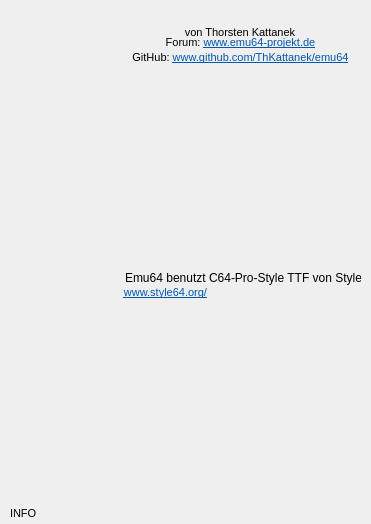
This is src/info_window.ui in ThKattanek/emu64 as Qt 5 draws it before an edit. The edited form follows.
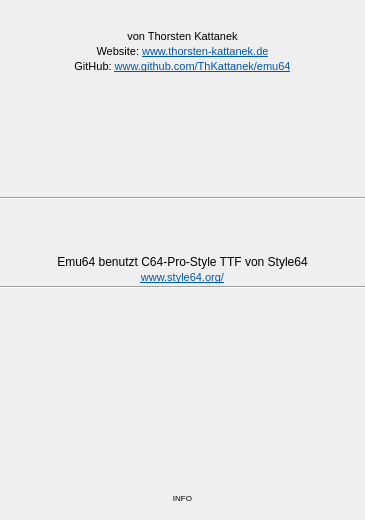
This is the edited form. Icons and pictures are not drawn.

```diff
--- a/src/info_window.ui
+++ b/src/info_window.ui
@@ -6,57 +6,49 @@
    <rect>
     <x>0</x>
     <y>0</y>
-    <width>371</width>
-    <height>524</height>
+    <width>365</width>
+    <height>520</height>
    </rect>
   </property>
   <property name="windowTitle">
    <string>Emu64 Information</string>
   </property>
-  <widget class="QWidget" name="widget_2" native="true">
-   <property name="geometry">
-    <rect>
-     <x>5</x>
-     <y>305</y>
-     <width>361</width>
-     <height>200</height>
-    </rect>
+  <layout class="QHBoxLayout" name="horizontalLayout_6">
+   <property name="spacing">
+    <number>2</number>
    </property>
-   <property name="styleSheet">
-    <string notr="true">border-image: url(:/grafik/qt_sdl_ffmpeg_logo_300x200.png);</string>
+   <property name="leftMargin">
+    <number>0</number>
    </property>
-  </widget>
-  <widget class="QLabel" name="moreinfosOut">
-   <property name="geometry">
-    <rect>
-     <x>10</x>
-     <y>505</y>
-     <width>351</width>
-     <height>17</height>
-    </rect>
+   <property name="topMargin">
+    <number>0</number>
    </property>
-   <property name="font">
-    <font>
-     <pointsize>8</pointsize>
-    </font>
+   <property name="rightMargin">
+    <number>0</number>
    </property>
-   <property name="text">
-    <string>INFO</string>
+   <property name="bottomMargin">
+    <number>0</number>
    </property>
-  </widget>
+   <item>
+    <layout class="QVBoxLayout" name="verticalLayout">
+     <property name="spacing">
+      <number>2</number>
+     </property>
+     <item>
+      <layout class="QHBoxLayout" name="horizontalLayout">
+       <property name="spacing">
+        <number>2</number>
+       </property>
+       <item>
+        <layout class="QVBoxLayout" name="verticalLayout_2">
+         <property name="spacing">
+          <number>2</number>
+         </property>
+         <item>
   <widget class="QLabel" name="Emu64Version">
-   <property name="geometry">
-    <rect>
-     <x>130</x>
-     <y>4</y>
-     <width>221</width>
-     <height>25</height>
-    </rect>
-   </property>
    <property name="font">
     <font>
-     <pointsize>10</pointsize>
-     <weight>75</weight>
+             <pointsize>18</pointsize>
      <bold>true</bold>
     </font>
    </property>
@@ -70,15 +62,9 @@
     <set>Qt::AlignCenter</set>
    </property>
   </widget>
+         </item>
+         <item>
   <widget class="QLabel" name="label_2">
-   <property name="geometry">
-    <rect>
-     <x>132</x>
-     <y>24</y>
-     <width>216</width>
-     <height>16</height>
-    </rect>
-   </property>
    <property name="font">
     <font>
      <pointsize>8</pointsize>
@@ -97,22 +83,34 @@
     <set>Qt::LinksAccessibleByMouse</set>
    </property>
   </widget>
+         </item>
+         <item>
   <widget class="QLabel" name="label_3">
-   <property name="geometry">
-    <rect>
-     <x>130</x>
-     <y>35</y>
-     <width>221</width>
-     <height>16</height>
-    </rect>
-   </property>
+           <property name="font">
+            <font>
+             <pointsize>8</pointsize>
+            </font>
+           </property>
+           <property name="text">
+            <string>&lt;html&gt;&lt;head/&gt;&lt;body&gt;&lt;p&gt;Website: &lt;a href=&quot;https://www.thorsten-kattanek.de&quot;&gt;&lt;span style=&quot; text-decoration: underline; color:#0057ae;&quot;&gt;www.thorsten-kattanek.de&lt;/span&gt;&lt;/a&gt;&lt;/p&gt;&lt;/body&gt;&lt;/html&gt;</string>
+           </property>
+           <property name="alignment">
+            <set>Qt::AlignCenter</set>
+           </property>
+           <property name="openExternalLinks">
+            <bool>true</bool>
+           </property>
+          </widget>
+         </item>
+         <item>
+          <widget class="QLabel" name="label_6">
    <property name="font">
     <font>
      <pointsize>8</pointsize>
     </font>
    </property>
    <property name="text">
-    <string>&lt;html&gt;&lt;head/&gt;&lt;body&gt;&lt;p&gt;Forum: &lt;a href=&quot;http://www.emu64-projekt.de&quot;&gt;&lt;span style=&quot; text-decoration: underline; color:#0057ae;&quot;&gt;www.emu64-projekt.de&lt;/span&gt;&lt;/a&gt;&lt;/p&gt;&lt;/body&gt;&lt;/html&gt;</string>
+            <string>&lt;html&gt;&lt;head/&gt;&lt;body&gt;&lt;p&gt;GitHub: &lt;a href=&quot;https://github.com/ThKattanek/emu64&quot;&gt;&lt;span style=&quot; text-decoration: underline; color:#0057ae;&quot;&gt;www.github.com/ThKattanek/emu64&lt;/span&gt;&lt;/a&gt;&lt;/p&gt;&lt;/body&gt;&lt;/html&gt;</string>
    </property>
    <property name="alignment">
     <set>Qt::AlignCenter</set>
@@ -121,85 +119,102 @@
     <bool>true</bool>
    </property>
   </widget>
+         </item>
+         <item>
+          <layout class="QHBoxLayout" name="horizontalLayout_3">
+           <property name="spacing">
+            <number>2</number>
+           </property>
+           <item>
   <widget class="QWidget" name="widget_3" native="true">
-   <property name="geometry">
-    <rect>
-     <x>10</x>
-     <y>10</y>
+             <property name="minimumSize">
+              <size>
      <width>120</width>
      <height>120</height>
-    </rect>
+              </size>
+             </property>
+             <property name="maximumSize">
+              <size>
+               <width>120</width>
+               <height>120</height>
+              </size>
    </property>
    <property name="styleSheet">
     <string notr="true">border-image: url(:/grafik/emu64_logo_120_120.png);</string>
    </property>
   </widget>
+           </item>
+          </layout>
+         </item>
+        </layout>
+       </item>
+      </layout>
+     </item>
+     <item>
+      <widget class="Line" name="line">
+       <property name="orientation">
+        <enum>Qt::Horizontal</enum>
+       </property>
+      </widget>
+     </item>
+     <item>
+      <layout class="QHBoxLayout" name="horizontalLayout_2">
+       <property name="spacing">
+        <number>2</number>
+       </property>
+       <item>
+        <layout class="QVBoxLayout" name="verticalLayout_3">
+         <property name="spacing">
+          <number>2</number>
+         </property>
+         <item>
+          <layout class="QHBoxLayout" name="horizontalLayout_7">
+           <item>
   <widget class="QWidget" name="widget_4" native="true">
-   <property name="geometry">
-    <rect>
-     <x>7</x>
-     <y>249</y>
+             <property name="sizePolicy">
+              <sizepolicy hsizetype="Preferred" vsizetype="Preferred">
+               <horstretch>0</horstretch>
+               <verstretch>0</verstretch>
+              </sizepolicy>
+             </property>
+             <property name="minimumSize">
+              <size>
      <width>108</width>
      <height>51</height>
-    </rect>
+              </size>
+             </property>
+             <property name="maximumSize">
+              <size>
+               <width>108</width>
+               <height>51</height>
+              </size>
    </property>
    <property name="styleSheet">
     <string notr="true">border-image: url(:/grafik/style64.png);</string>
    </property>
   </widget>
-  <widget class="QLabel" name="label_4">
-   <property name="geometry">
-    <rect>
-     <x>120</x>
-     <y>285</y>
-     <width>91</width>
-     <height>16</height>
-    </rect>
-   </property>
-   <property name="font">
-    <font>
-     <pointsize>8</pointsize>
-    </font>
-   </property>
-   <property name="text">
-    <string>&lt;html&gt;&lt;head/&gt;&lt;body&gt;&lt;p&gt;&lt;a href=&quot;http://www.style64.org/&quot;&gt;&lt;span style=&quot; text-decoration: underline; color:#0057ae;&quot;&gt;www.style64.org/&lt;/span&gt;&lt;/a&gt;&lt;/p&gt;&lt;/body&gt;&lt;/html&gt;</string>
-   </property>
-   <property name="alignment">
-    <set>Qt::AlignCenter</set>
-   </property>
-   <property name="openExternalLinks">
-    <bool>true</bool>
-   </property>
-  </widget>
+           </item>
+          </layout>
+         </item>
+         <item>
   <widget class="QLabel" name="label_5">
-   <property name="geometry">
-    <rect>
-     <x>125</x>
-     <y>270</y>
-     <width>236</width>
-     <height>16</height>
-    </rect>
-   </property>
    <property name="text">
     <string>Emu64 benutzt C64-Pro-Style TTF von Style64</string>
    </property>
-  </widget>
-  <widget class="QLabel" name="label_6">
-   <property name="geometry">
-    <rect>
-     <x>130</x>
-     <y>50</y>
-     <width>221</width>
-     <height>16</height>
-    </rect>
-   </property>
+           <property name="alignment">
+            <set>Qt::AlignCenter</set>
+           </property>
+          </widget>
+         </item>
+         <item>
+          <widget class="QLabel" name="label_4">
    <property name="font">
     <font>
      <pointsize>8</pointsize>
     </font>
    </property>
    <property name="text">
-    <string>&lt;html&gt;&lt;head/&gt;&lt;body&gt;&lt;p&gt;GitHub: &lt;a href=&quot;https://github.com/ThKattanek/emu64&quot;&gt;&lt;span style=&quot; text-decoration: underline; color:#0057ae;&quot;&gt;www.github.com/ThKattanek/emu64&lt;/span&gt;&lt;/a&gt;&lt;/p&gt;&lt;/body&gt;&lt;/html&gt;</string>
+            <string>&lt;html&gt;&lt;head/&gt;&lt;body&gt;&lt;p&gt;&lt;a href=&quot;http://www.style64.org/&quot;&gt;&lt;span style=&quot; text-decoration: underline; color:#0057ae;&quot;&gt;www.style64.org/&lt;/span&gt;&lt;/a&gt;&lt;/p&gt;&lt;/body&gt;&lt;/html&gt;</string>
    </property>
    <property name="alignment">
     <set>Qt::AlignCenter</set>
@@ -208,22 +223,79 @@
     <bool>true</bool>
    </property>
   </widget>
-  <widget class="QWidget" name="widget" native="true">
-   <property name="geometry">
-    <rect>
-     <x>140</x>
-     <y>70</y>
-     <width>198</width>
-     <height>190</height>
-    </rect>
-   </property>
-   <property name="autoFillBackground">
-    <bool>false</bool>
+         </item>
+        </layout>
+       </item>
+      </layout>
+     </item>
+     <item>
+      <widget class="Line" name="line_2">
+       <property name="orientation">
+        <enum>Qt::Horizontal</enum>
+       </property>
+      </widget>
+     </item>
+     <item>
+      <layout class="QHBoxLayout" name="horizontalLayout_4">
+       <property name="spacing">
+        <number>2</number>
+       </property>
+       <item>
+        <widget class="QWidget" name="widget_2" native="true">
+         <property name="minimumSize">
+          <size>
+           <width>361</width>
+           <height>200</height>
+          </size>
+         </property>
+         <property name="maximumSize">
+          <size>
+           <width>361</width>
+           <height>200</height>
+          </size>
    </property>
    <property name="styleSheet">
-    <string notr="true">border-image: url(:/grafik/thorsten.png);</string>
-   </property>
-  </widget>
+          <string notr="true">border-image: url(:/grafik/qt_sdl_ffmpeg_logo_300x200.png);</string>
+         </property>
+        </widget>
+       </item>
+      </layout>
+     </item>
+     <item>
+      <layout class="QHBoxLayout" name="horizontalLayout_5">
+       <item>
+        <widget class="QLabel" name="moreinfosOut">
+         <property name="font">
+          <font>
+           <pointsize>6</pointsize>
+          </font>
+         </property>
+         <property name="text">
+          <string>INFO</string>
+         </property>
+         <property name="alignment">
+          <set>Qt::AlignCenter</set>
+         </property>
+        </widget>
+       </item>
+      </layout>
+     </item>
+     <item>
+      <spacer name="verticalSpacer">
+       <property name="orientation">
+        <enum>Qt::Vertical</enum>
+       </property>
+       <property name="sizeHint" stdset="0">
+        <size>
+         <width>20</width>
+         <height>40</height>
+        </size>
+       </property>
+      </spacer>
+     </item>
+    </layout>
+   </item>
+  </layout>
  </widget>
  <resources/>
  <connections/>
```
Lines whose indentation alone changed are shown as unchanged.
